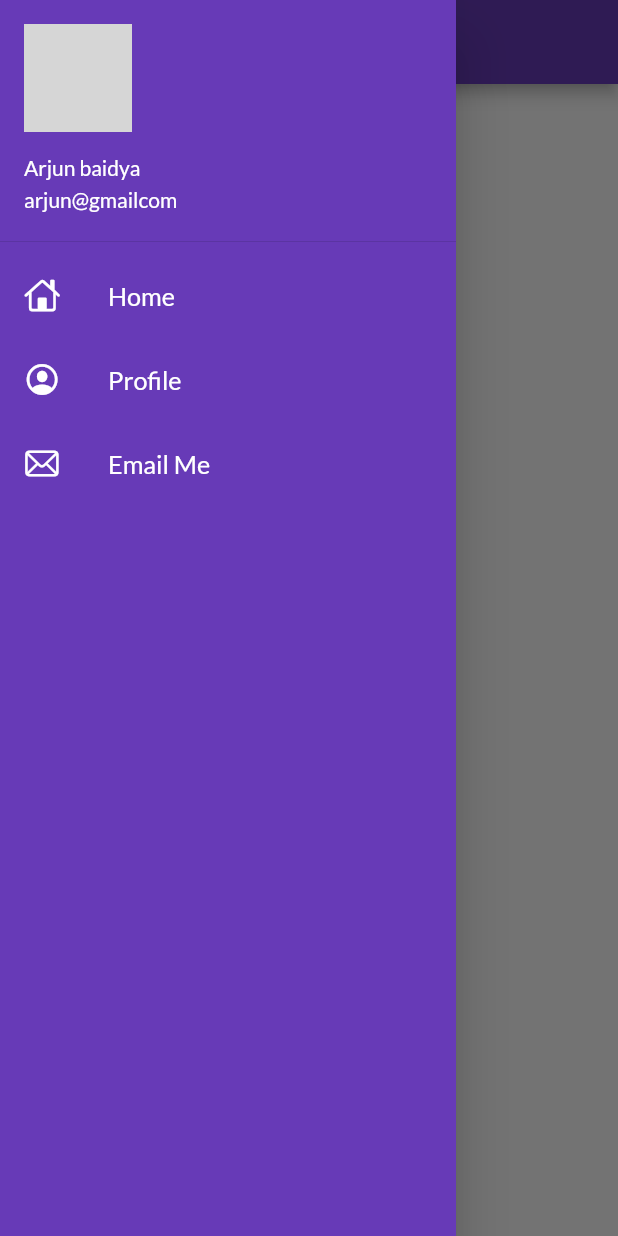
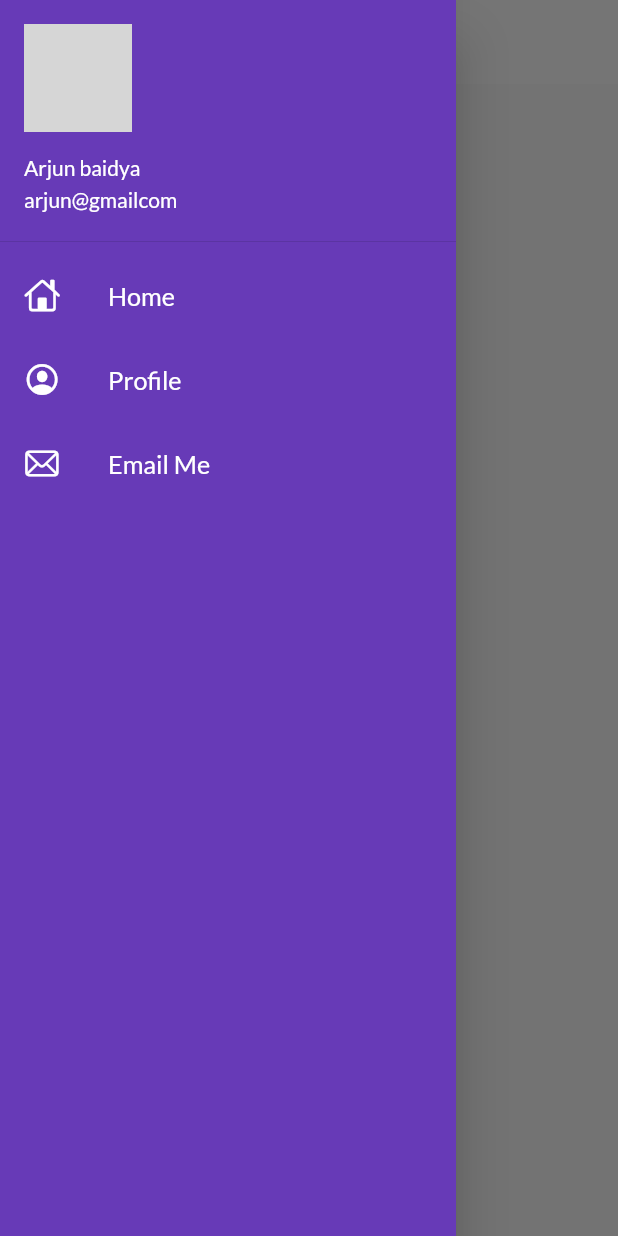
Before and after one commit to arjun-baidya/flutter_learning, a Flutter app: the screen it shows after launch, with the side drawer open, on a phone screen of 412 x 824 dp. Run offline on Flutter 3.47's test engine with Material 2 defaults, Android fonts, the phone set to English and light mode, and no system bars; our stand-ins replace google_fonts; network calls fail; key blocks and very long unbroken strings in the code were emptied for the run; grey boxes are pictures that could not be loaded.

Commit message:
update themes.dart file for theme

```diff
--- a/lib/main.dart
+++ b/lib/main.dart
@@ -1,11 +1,12 @@
 import 'package:flutter/material.dart';
 import 'package:flutter_learning/utils/routes.dart';
+import 'package:flutter_learning/widgets/themes.dart';
 // import pages
 import 'pages/home_page.dart';
 import 'pages/login_page.dart';
 
-// import font
-import 'package:google_fonts/google_fonts.dart';
+import 'widgets/themes.dart';
+
 
 void main(){
   runApp(MyApp());
@@ -19,13 +20,10 @@ class MyApp extends StatelessWidget {
   Widget build(BuildContext context) {
     return MaterialApp(
       themeMode: ThemeMode.light,
-      theme: ThemeData(
-        primarySwatch: Colors.deepPurple,
-        fontFamily: GoogleFonts.lato().fontFamily,
-      ),
+      theme: MyTheme.lightTheme(context),
       // debugShowCheckedModeBanner: false is for remove debug banner
       debugShowCheckedModeBanner: false,
-      darkTheme: ThemeData(brightness: Brightness.dark),
+      darkTheme: MyTheme.darkTheme(context),
       initialRoute: MyRoutes.homeRoute,
       routes: {
         "/": (context) => const LoginPage(),
--- a/lib/pages/home_page.dart
+++ b/lib/pages/home_page.dart
@@ -10,7 +10,7 @@ class HomePage extends StatelessWidget {
   Widget build(BuildContext context) {
     return Scaffold(
       appBar: AppBar(
-        title: const Text('Home'),
+        title: const Text('OUM'),
       ),
       body: const Center(
         child: Text('Home'),
--- /dev/null
+++ b/lib/widgets/themes.dart
@@ -0,0 +1,29 @@
+import 'package:flutter/material.dart';
+import 'package:google_fonts/google_fonts.dart';
+
+
+class MyTheme{
+      static ThemeData lightTheme(BuildContext context) => ThemeData(
+        primarySwatch: Colors.deepPurple,
+        fontFamily: GoogleFonts.lato().fontFamily,
+        appBarTheme: const AppBarTheme(
+          color: Colors.white,
+          elevation: 0,
+          iconTheme: IconThemeData(
+            color: Colors.black
+          ),
+        ),
+      );
+
+      static ThemeData darkTheme(BuildContext context) => ThemeData(
+        primarySwatch: Colors.deepPurple,
+        fontFamily: GoogleFonts.lato().fontFamily,
+        appBarTheme: const AppBarTheme(
+          color: Colors.white,
+          elevation: 0,
+          iconTheme: IconThemeData(
+            color: Colors.black
+          ),
+        ),
+      );
+}
```
